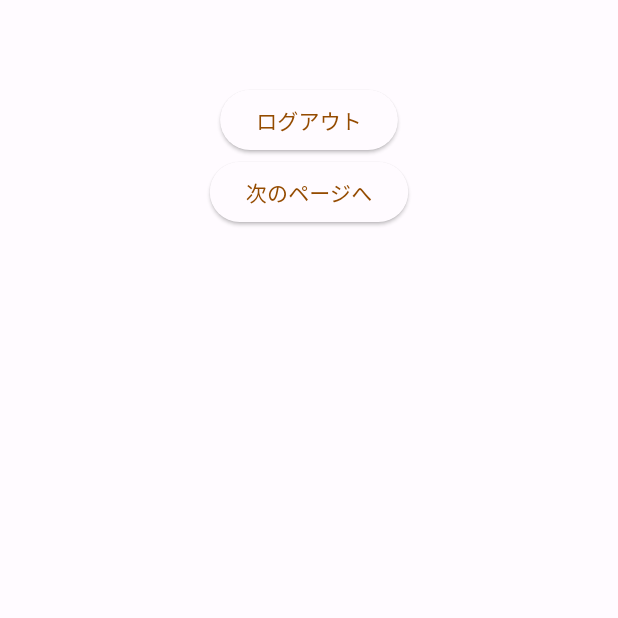
After one commit to oishikai/moved-on, a Flutter app: the screen it shows once a user with an empty profile is signed in, after a tap on "ログアウト", on a phone screen of 412 x 824 dp, the top half of it. The commit adds this screen. Run offline on Flutter 3.47's test engine with Material 2 defaults, Android fonts, the phone set to English and light mode, and no system bars; our stand-ins replace firebase_auth, firebase_core, flutter_riverpod, go_router; accounts and stored records are empty; network calls fail.

Commit message:
未ログイン時のリダイレクトできるようになった

```diff
--- a/lib/main.dart
+++ b/lib/main.dart
@@ -1,9 +1,8 @@
 import 'package:firebase_core/firebase_core.dart';
 import 'package:flutter/material.dart';
 import 'package:flutter/services.dart';
-import 'package:go_router/go_router.dart';
-import 'package:moved_on/pages/login_page.dart';
-import 'package:moved_on/pages/signup_page.dart';
+import 'package:flutter_riverpod/flutter_riverpod.dart';
+import 'package:moved_on/providers/router.dart';
 import 'package:moved_on/theme/color_schemes.g.dart';
 
 import 'firebase/firebase_options.dart';
@@ -16,33 +15,27 @@ void main() async {
     DeviceOrientation.portraitUp,
     DeviceOrientation.portraitDown,
   ]).then((_) {
-    runApp(const MyApp());
+    runApp(
+      const ProviderScope(
+        child: MyApp(),
+      ),
+    );
   });
 }
 
-final _router = GoRouter(
-  routes: [
-    GoRoute(
-      path: '/',
-      builder: (context, state) => const LoginPage(),
-    ),
-    GoRoute(
-      path: '/signup',
-      builder: (context, state) => const SignUpPage(),
-    ),
-  ],
-);
-
-class MyApp extends StatelessWidget {
+class MyApp extends ConsumerWidget {
   const MyApp({super.key});
 
   @override
-  Widget build(BuildContext context) {
+  Widget build(BuildContext context, WidgetRef ref) {
+    final router = ref.watch(routerProvider);
     return MaterialApp.router(
       theme: ThemeData(useMaterial3: true, colorScheme: lightColorScheme),
       darkTheme: ThemeData(useMaterial3: true, colorScheme: darkColorScheme),
       debugShowCheckedModeBanner: false,
-      routerConfig: _router,
+      routerDelegate: router.routerDelegate,
+      routeInformationParser: router.routeInformationParser,
+      routeInformationProvider: router.routeInformationProvider,
     );
   }
 }
--- /dev/null
+++ b/lib/pages/home_page.dart
@@ -0,0 +1,35 @@
+import 'package:firebase_auth/firebase_auth.dart';
+import 'package:flutter/material.dart';
+import 'package:go_router/go_router.dart';
+
+class HomePage extends StatelessWidget {
+  const HomePage({Key? key}) : super(key: key);
+
+  @override
+  Widget build(BuildContext context) {
+    return Scaffold(
+      appBar: AppBar(
+        backgroundColor: Colors.transparent,
+        elevation: 0,
+      ),
+      body: Center(
+        child: Column(
+          children: [
+            ElevatedButton(
+              onPressed: () async {
+                await FirebaseAuth.instance.signOut();
+              },
+              child: const Text('ログアウト'),
+            ),
+            ElevatedButton(
+              onPressed: () {
+                GoRouter.of(context).push('/next');
+              },
+              child: const Text('次のページへ'),
+            ),
+          ],
+        ),
+      ),
+    );
+  }
+}
--- /dev/null
+++ b/lib/providers/router.dart
@@ -0,0 +1,44 @@
+import 'package:flutter_riverpod/flutter_riverpod.dart';
+import 'package:go_router/go_router.dart';
+import 'package:moved_on/providers/user.dart';
+
+import '../pages/home_page.dart';
+import '../pages/login_page.dart';
+import '../pages/next_page.dart';
+import '../pages/signup_page.dart';
+
+final routerProvider = Provider<GoRouter>((ref) {
+  final user = ref.watch(userProvider);
+  return GoRouter(
+    routes: [
+      GoRoute(
+        path: '/',
+        builder: (context, state) => const HomePage(),
+      ),
+      GoRoute(
+        path: '/login',
+        builder: (context, state) => const LoginPage(),
+      ),
+      GoRoute(
+        path: '/signup',
+        builder: (context, state) => const SignUpPage(),
+      ),
+      GoRoute(
+        path: '/next',
+        builder: (context, state) => const NextPage(),
+      )
+    ],
+    redirect: (context, state) {
+      // ログイン画面とサインアップ画面はリダイレクトしない
+      if (state.matchedLocation == '/login' || state.matchedLocation == '/signup') {
+        return null;
+      }
+
+      if (user.value == null) {
+        return '/login';
+      }
+      return null;
+    },
+  );
+});
+//bokuchan.kai@gmail.com
--- /dev/null
+++ b/lib/providers/user.dart
@@ -0,0 +1,12 @@
+import 'package:firebase_auth/firebase_auth.dart';
+import 'package:flutter_riverpod/flutter_riverpod.dart';
+
+final currentUser = Provider<User>((ref) => throw UnimplementedError());
+
+final userProvider = StreamProvider<User?>((ref) async* {
+  final auth = FirebaseAuth.instance;
+  final userStream = auth.authStateChanges();
+  await for (final user in userStream) {
+    yield user;
+  }
+});
```
Also changed, not shown: lib/pages/login_page.dart (+8 -0 lines), lib/pages/next_page.dart (added, +24 -0 lines), lib/pages/signup_page.dart (+9 -1 lines).
